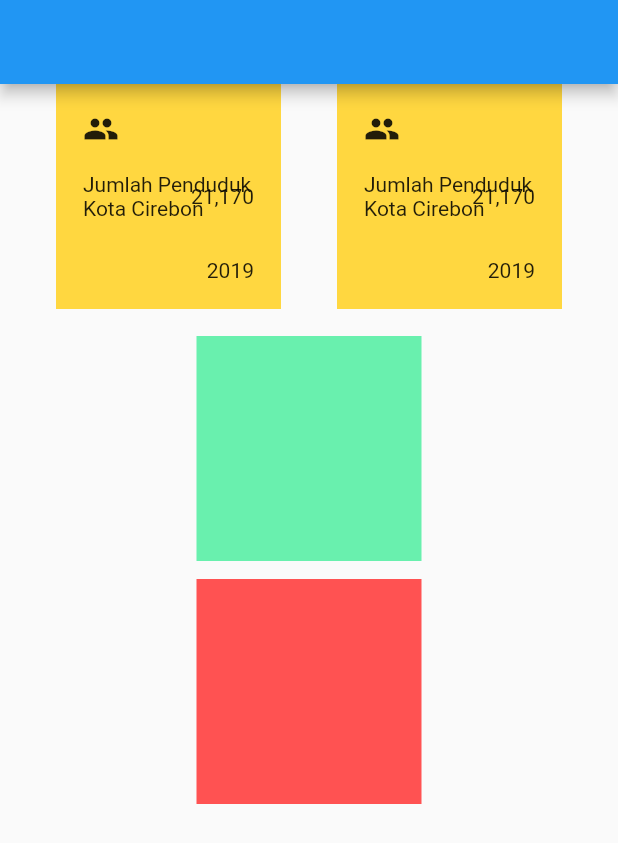
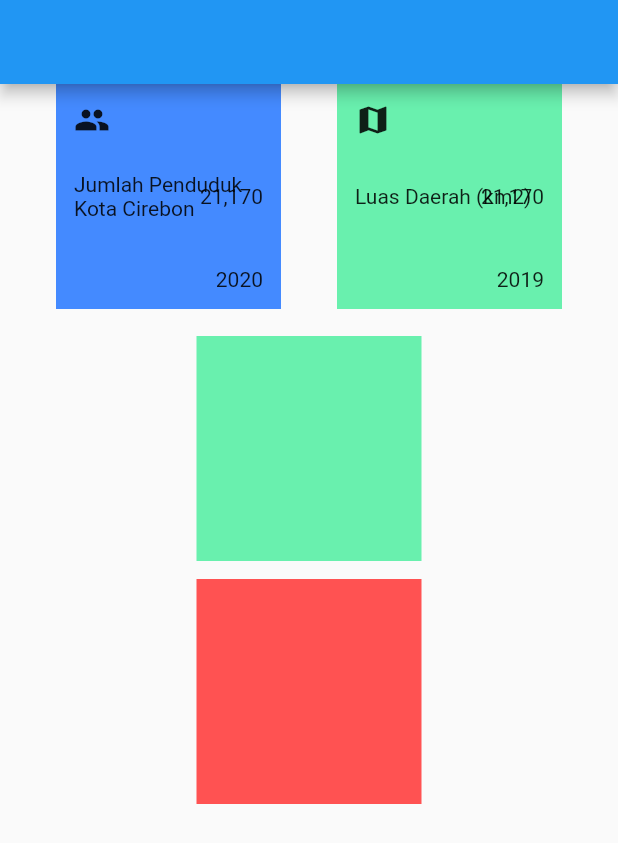
Before and after one commit to geniusvale/cirebon_onstats, a Flutter app: the screen it shows after launch, on a phone screen of 412 x 824 dp. Shown: the top 843 px of the screen. Run offline on Flutter 3.47's test engine with Material 2 defaults, Android fonts, the phone set to English and light mode, and no system bars; our stand-ins replace firebase_core; accounts and stored records are empty.

Commit message:
edit isi kontainer sedikit

```diff
--- a/lib/main.dart
+++ b/lib/main.dart
@@ -28,10 +28,10 @@ class MyApp extends StatelessWidget {
                 mainAxisSize: MainAxisSize.max,
                 children: [
                   Container(
-                    padding: EdgeInsets.all(18),
+                    padding: EdgeInsets.all(12),
                     height: 150,
                     width: 150,
-                    color: Colors.amberAccent,
+                    color: Colors.blueAccent,
                     child: Stack(
                       children: [
                         Align(
@@ -48,25 +48,25 @@ class MyApp extends StatelessWidget {
                         ),
                         Align(
                           alignment: Alignment.bottomRight,
-                          child: Text('2019'),
+                          child: Text('2020'),
                         )
                       ],
                     ),
                   ),
                   Container(
-                    padding: EdgeInsets.all(18),
+                    padding: EdgeInsets.all(12),
                     height: 150,
                     width: 150,
-                    color: Colors.amberAccent,
+                    color: Colors.greenAccent,
                     child: Stack(
                       children: [
                         Align(
                           alignment: Alignment.topLeft,
-                          child: Icon(Icons.people),
+                          child: Icon(Icons.map),
                         ),
                         Align(
                           alignment: Alignment.centerLeft,
-                          child: Text('Jumlah Penduduk Kota Cirebon'),
+                          child: Text('Luas Daerah (km2)'),
                         ),
                         Align(
                           alignment: Alignment.centerRight,
```
